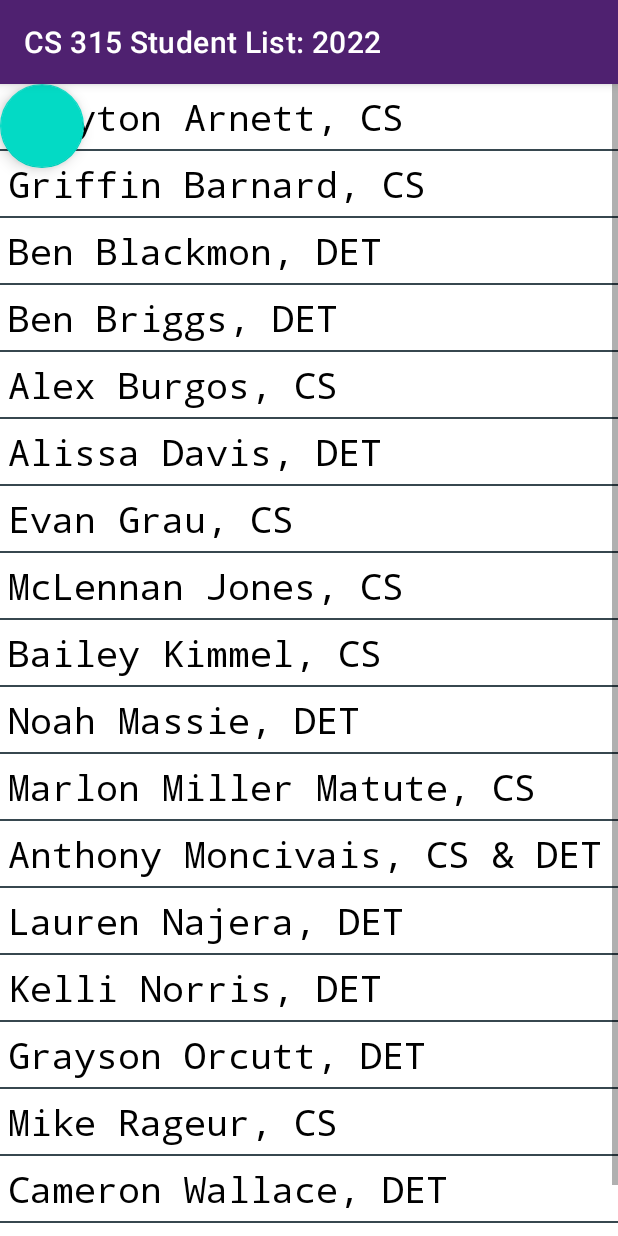
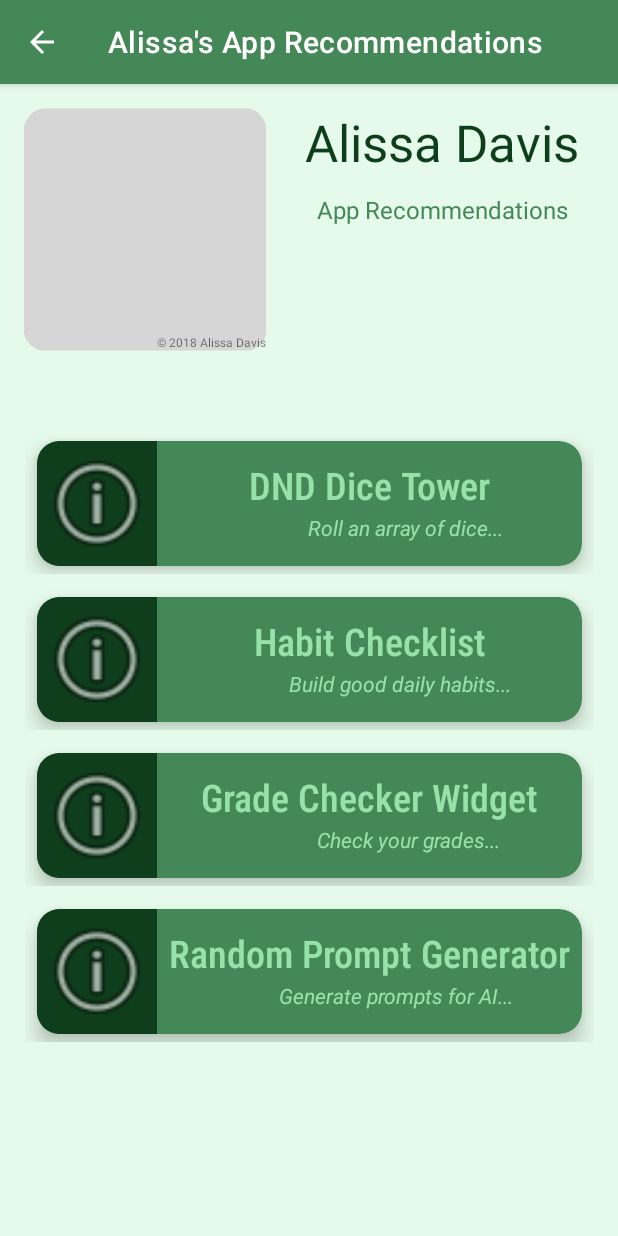
Before and after one commit to richtanner/StudentList2022, an Android app: the screen it shows after launch (MainActivity before the commit, AlissaDavisActivity after it), after a tap on "Alissa Davis, DET", on a phone screen of 412 x 824 dp. Run offline under Robolectric (Android 15) with nearby library versions, the phone set to English and light mode, and no system bars.

Commit message:
Merging Branches

```diff
--- a/app/src/main/java/com/example/studentlist2022/MainActivity.java
+++ b/app/src/main/java/com/example/studentlist2022/MainActivity.java
@@ -90,6 +90,13 @@
             Intent intent = new Intent(context, AnthonyActivity.class);
             context.startActivity(intent);
         }
+        if(personSelected.equals("Alissa Davis, DET"))
+        {
+            //Alissa One
+            Context context = simpleList.getContext();
+            Intent intent = new Intent(context, AlissaDavisActivity.class);
+            context.startActivity(intent);
+        }
     }
 
     public void randoStudent(View view)
--- a/app/src/main/res/drawable/border.xml
+++ b/app/src/main/res/drawable/border.xml
@@ -2,6 +2,6 @@
 <shape xmlns:android="http://schemas.android.com/apk/res/android">
     <stroke
         android:width="6sp"
-        android:color="@color/dark_green"
+        android:color="@color/am_dark_green"
         />
 </shape>
--- a/app/src/main/res/layout/activity_anthony_moncivais.xml
+++ b/app/src/main/res/layout/activity_anthony_moncivais.xml
@@ -4,7 +4,7 @@
     xmlns:tools="http://schemas.android.com/tools"
     android:layout_width="match_parent"
     android:layout_height="match_parent"
-    android:background="@color/dark_blue"
+    android:background="@color/am_dark_blue"
     tools:context=".ProfTannerActivity">
 
     <androidx.recyclerview.widget.RecyclerView
@@ -20,7 +20,7 @@
     <androidx.cardview.widget.CardView
         android:layout_width="0dp"
         android:layout_height="0dp"
-        app:cardBackgroundColor="@color/dark_blue"
+        app:cardBackgroundColor="@color/am_dark_blue"
         app:layout_constraintBottom_toTopOf="@+id/AGM_RecyclerView"
         app:layout_constraintEnd_toEndOf="parent"
         app:layout_constraintStart_toStartOf="parent"
--- a/app/src/main/res/layout/activity_app_idea2.xml
+++ b/app/src/main/res/layout/activity_app_idea2.xml
@@ -4,7 +4,7 @@
     xmlns:tools="http://schemas.android.com/tools"
     android:layout_width="match_parent"
     android:layout_height="match_parent"
-    android:background="@color/dark_blue"
+    android:background="@color/am_dark_blue"
     tools:context=".AppIdea2AGM">
 
     <TextView
--- a/app/src/main/res/layout/activity_app_idea_agm.xml
+++ b/app/src/main/res/layout/activity_app_idea_agm.xml
@@ -4,7 +4,7 @@
     xmlns:tools="http://schemas.android.com/tools"
     android:layout_width="match_parent"
     android:layout_height="match_parent"
-    android:background="@color/dark_blue"
+    android:background="@color/am_dark_blue"
     tools:context=".AppIdeaAGM">
 
     <TextView
--- a/app/src/main/res/layout/recycler_view_row.xml
+++ b/app/src/main/res/layout/recycler_view_row.xml
@@ -10,7 +10,7 @@
         android:layout_height="144dp"
         android:layout_margin="8dp"
         android:background="@drawable/border"
-        app:cardBackgroundColor="@color/dark_blue"
+        app:cardBackgroundColor="@color/am_dark_blue"
         app:layout_constraintBottom_toBottomOf="parent"
         app:layout_constraintEnd_toEndOf="parent"
         app:layout_constraintStart_toStartOf="parent"
```
